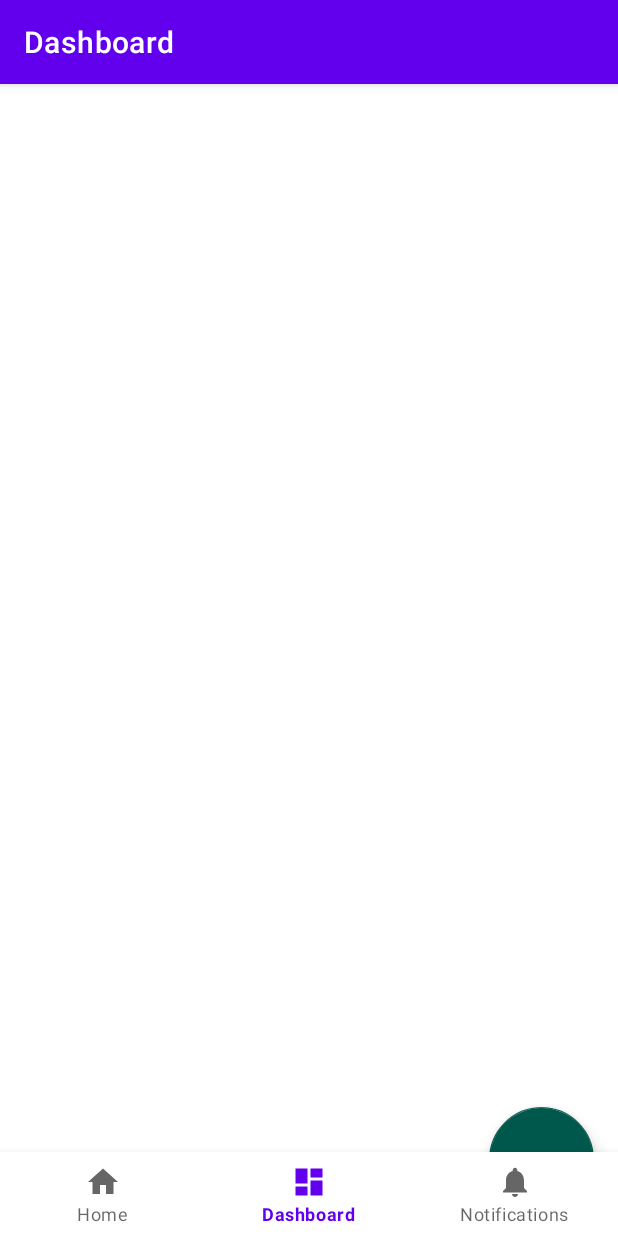
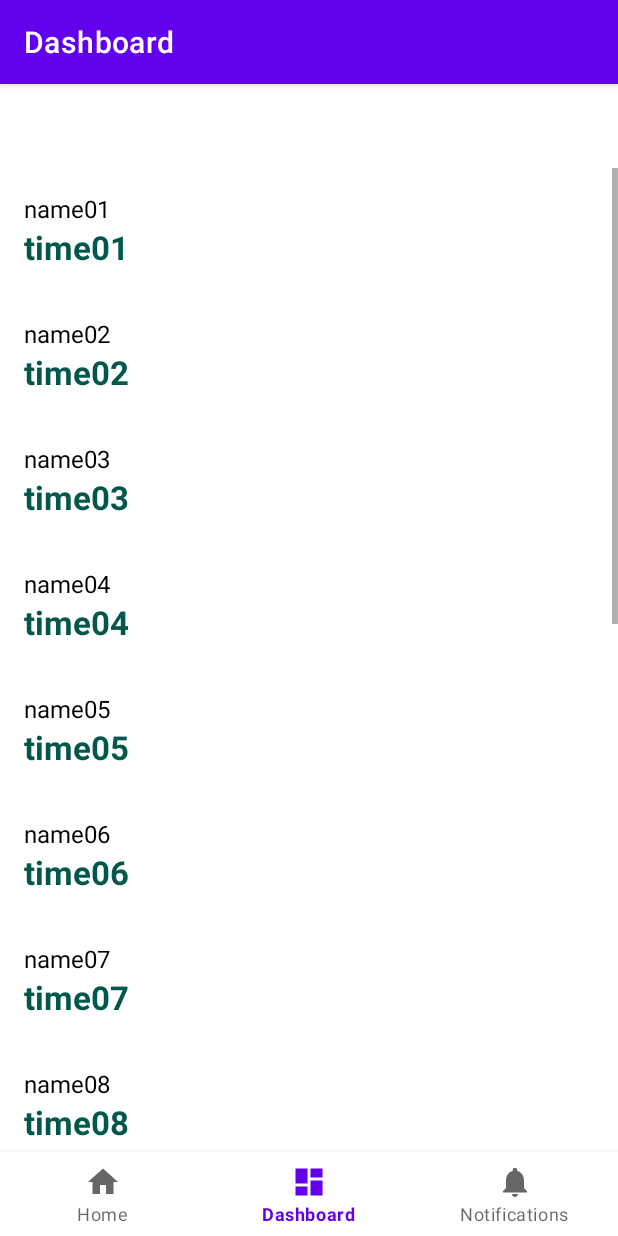
Before and after one commit to bartezzo/mmmpk, an Android app: the DashboardFragment screen opened through its navigation route, on a phone screen of 412 x 824 dp. Run offline under Robolectric (Android 15) with nearby library versions, the phone set to English and light mode, and no system bars; our stand-ins replace RxJava, navigation-ui; libraries missing offline, so code that uses them is left out: com.jakewharton.rxbinding2; 1 statement that could not run was skipped.

Commit message:
dashboard view

```diff
--- /dev/null
+++ b/app/src/main/java/com/tobzzo/mmmpk/network/ApiService.kt
@@ -0,0 +1,34 @@
+package com.tobzzo.mmmpk.network
+
+import com.tobzzo.mmmpk.ui.dashboardView.model.DepartureModel
+import io.reactivex.Observable
+
+class ApiService() : ApiServiceInterface {
+    override fun getAllDepartures(): Observable<List<DepartureModel>> {
+
+        return Observable.just(
+            listOf(
+                DepartureModel("name01", "time01"),
+                DepartureModel("name02", "time02"),
+                DepartureModel("name03", "time03"),
+                DepartureModel("name04", "time04"),
+                DepartureModel("name05", "time05"),
+                DepartureModel("name06", "time06"),
+                DepartureModel("name07", "time07"),
+                DepartureModel("name08", "time08"),
+                DepartureModel("name09", "time09"),
+                DepartureModel("name10", "time10"),
+                DepartureModel("name11", "time11"),
+                DepartureModel("name12", "time12"),
+                DepartureModel("name13", "time13"),
+                DepartureModel("name14", "time14"),
+                DepartureModel("name15", "time15"),
+                DepartureModel("name16", "time16"),
+                DepartureModel("name17", "time17"),
+                DepartureModel("name18", "time18"),
+                DepartureModel("name19", "time19"),
+                DepartureModel("name20", "time20")
+            )
+        )
+    }
+}
--- a/app/src/main/java/com/tobzzo/mmmpk/ui/dashboard/network/ApiServiceInterface.kt
+++ b/app/src/main/java/com/tobzzo/mmmpk/network/ApiServiceInterface.kt
@@ -1,6 +1,6 @@
-package com.tobzzo.mmmpk.ui.dashboard.network
+package com.tobzzo.mmmpk.network
 
-import com.tobzzo.mmmpk.ui.dashboard.model.DepartureModel
+import com.tobzzo.mmmpk.ui.dashboardView.model.DepartureModel
 import io.reactivex.Observable
 
 interface ApiServiceInterface {
--- a/app/src/main/java/com/tobzzo/mmmpk/ui/dashboard/DashboardFragment.kt
+++ /dev/null
@@ -1,83 +0,0 @@
-package com.tobzzo.mmmpk.ui.dashboard
-
-import android.os.Bundle
-import android.view.LayoutInflater
-import android.view.View
-import android.view.ViewGroup
-import androidx.fragment.app.Fragment
-import androidx.lifecycle.ViewModelProviders
-import androidx.recyclerview.widget.LinearLayoutManager
-import com.google.android.material.snackbar.Snackbar
-import com.jakewharton.rxbinding2.view.clicks
-import com.tobzzo.mmmpk.R
-import com.tobzzo.mmmpk.helpers.ErrorMessage
-import com.tobzzo.mmmpk.helpers.observeOnMainThread
-import com.tobzzo.mmmpk.helpers.show
-import com.tobzzo.mmmpk.helpers.subscribe
-import com.tobzzo.mmmpk.ui.dashboard.model.DepartureModel
-import com.tobzzo.mmmpk.ui.dashboard.view.DeparturesRecyclerAdapter
-import io.reactivex.disposables.Disposable
-import kotlinx.android.synthetic.main.fragment_dashboard.*
-
-class DashboardFragment : Fragment() {
-
-    private val viewModel by lazy {
-        ViewModelProviders.of(this).get(DashboardViewModel::class.java)
-    }
-    private var disposable: Disposable? = null
-    private var linearLayoutManager = LinearLayoutManager(context)
-
-    override fun onCreateView(
-        inflater: LayoutInflater,
-        container: ViewGroup?,
-        savedInstanceState: Bundle?
-    ): View? {
-        return inflater.inflate(R.layout.fragment_dashboard, container, false)
-    }
-
-    override fun onViewCreated(view: View, savedInstanceState: Bundle?) {
-        super.onViewCreated(view, savedInstanceState)
-
-        createView()
-    }
-
-    private fun createView() {
-        bindUIData()
-        bindUIGestures()
-        setupRecyclerView()
-    }
-
-    private fun setupRecyclerView() {
-        recyclerView.layoutManager = linearLayoutManager
-    }
-
-    private fun bindUIGestures() {
-        disposable = downloadButton.clicks()
-            .observeOnMainThread()
-            .subscribe{
-                viewModel.getDeparturesData()
-            }
-    }
-
-    private fun bindUIData() {
-        viewModel.departures.subscribe(this, ::showAllDepartures)
-        viewModel.progress.subscribe(this, ::updateProgress)
-        viewModel.errors.subscribe(this, ::showErrorMessage)
-    }
-
-    private fun showAllDepartures(departures: List<DepartureModel>) {
-        recyclerView.adapter = DeparturesRecyclerAdapter(departures)
-    }
-
-    private fun updateProgress(isDownloading: Boolean) {
-        progressBar.show(isDownloading)
-    }
-
-    private fun showErrorMessage(error: ErrorMessage) {
-        Snackbar.make(
-            rootLayout,
-            error.getMessage(),
-            Snackbar.LENGTH_SHORT
-        ).show()
-    }
-}
--- a/app/src/main/java/com/tobzzo/mmmpk/ui/dashboard/DashboardViewModel.kt
+++ /dev/null
@@ -1,49 +0,0 @@
-package com.tobzzo.mmmpk.ui.dashboard
-
-import androidx.lifecycle.LiveData
-import androidx.lifecycle.MutableLiveData
-import androidx.lifecycle.ViewModel
-import com.tobzzo.mmmpk.helpers.*
-import com.tobzzo.mmmpk.ui.dashboard.model.DepartureModel
-import com.tobzzo.mmmpk.ui.dashboard.network.ApiService
-import com.tobzzo.mmmpk.ui.dashboard.network.ApiServiceInterface
-import io.reactivex.disposables.Disposable
-
-class DashboardViewModel(
-    private val apiService: ApiServiceInterface = ApiService()
-) : ViewModel(), DashboardViewModelInterface {
-
-    override val departures: LiveData<List<DepartureModel>>
-        get() = departuresData
-
-    override val progress: LiveData<Boolean>
-        get() = progressData
-
-    override val errors: LiveData<ErrorMessage>
-        get() = errorsData
-
-    override val departuresCount: Int
-        get() = departuresData.value?.count() ?: 0
-
-    private val departuresData = MutableLiveData<List<DepartureModel>>()
-    private val progressData = MutableLiveData<Boolean>(false)
-    private val errorsData = MutableLiveData<ErrorMessage>()
-
-    private var disposable: Disposable? = null
-    override fun getDeparturesData() {
-        disposable?.dispose()
-        disposable = apiService.getAllDepartures()
-            .subscribeOnIOThread()
-            .observeOnMainThread()
-            .withProgress(progressData)
-            .showErrorMessages(errorsData)
-            .subscribe {
-                departuresData.value = it
-            }
-    }
-
-    override fun onCleared() {
-        disposable?.dispose()
-        super.onCleared()
-    }
-}
--- a/app/src/main/java/com/tobzzo/mmmpk/ui/dashboard/network/ApiService.kt
+++ /dev/null
@@ -1,17 +0,0 @@
-package com.tobzzo.mmmpk.ui.dashboard.network
-
-import com.tobzzo.mmmpk.ui.dashboard.model.DepartureModel
-import io.reactivex.Observable
-
-class ApiService() : ApiServiceInterface {
-    override fun getAllDepartures(): Observable<List<DepartureModel>> {
-
-        return Observable.just(
-            listOf(
-                DepartureModel("name1", "time1"),
-                DepartureModel("name2", "time2"),
-                DepartureModel("name3", "time3")
-            )
-        )
-    }
-}
--- a/app/src/main/java/com/tobzzo/mmmpk/ui/dashboard/model/DepartureModel.kt
+++ b/app/src/main/java/com/tobzzo/mmmpk/ui/dashboardView/model/DepartureModel.kt
@@ -1,4 +1,4 @@
-package com.tobzzo.mmmpk.ui.dashboard.model
+package com.tobzzo.mmmpk.ui.dashboardView.model
 
 data class DepartureModel(
     val name: String = "EMPTY_NAME",
--- /dev/null
+++ b/app/src/main/java/com/tobzzo/mmmpk/ui/dashboardView/view/DashboardFragment.kt
@@ -0,0 +1,85 @@
+package com.tobzzo.mmmpk.ui.dashboardView.view
+
+import android.os.Bundle
+import android.view.LayoutInflater
+import android.view.View
+import android.view.ViewGroup
+import androidx.fragment.app.Fragment
+import androidx.lifecycle.ViewModelProviders
+import androidx.recyclerview.widget.LinearLayoutManager
+import com.google.android.material.snackbar.Snackbar
+import com.jakewharton.rxbinding2.view.clicks
+import com.tobzzo.mmmpk.R
+import com.tobzzo.mmmpk.helpers.ErrorMessage
+import com.tobzzo.mmmpk.helpers.observeOnMainThread
+import com.tobzzo.mmmpk.helpers.show
+import com.tobzzo.mmmpk.helpers.subscribe
+import com.tobzzo.mmmpk.ui.dashboardView.model.DepartureModel
+import com.tobzzo.mmmpk.ui.dashboardView.viewModel.DashboardViewModel
+import io.reactivex.disposables.Disposable
+import kotlinx.android.synthetic.main.fragment_dashboard.*
+
+class DashboardFragment : Fragment() {
+
+    private val viewModel by lazy {
+        ViewModelProviders.of(this).get(DashboardViewModel::class.java)
+    }
+    private var disposable: Disposable? = null
+    private var linearLayoutManager = LinearLayoutManager(context)
+
+    override fun onCreateView(
+        inflater: LayoutInflater,
+        container: ViewGroup?,
+        savedInstanceState: Bundle?
+    ): View? {
+        return inflater.inflate(R.layout.fragment_dashboard, container, false)
+    }
+
+    override fun onViewCreated(view: View, savedInstanceState: Bundle?) {
+        super.onViewCreated(view, savedInstanceState)
+
+        createView()
+    }
+
+    private fun createView() {
+        bindUIData()
+        bindUIGestures()
+        setupRecyclerView()
+
+        viewModel.getDeparturesData()
+    }
+
+    private fun setupRecyclerView() {
+        recyclerView.layoutManager = linearLayoutManager
+    }
+
+    private fun bindUIGestures() {
+        disposable = downloadButton.clicks()
+            .observeOnMainThread()
+            .subscribe{
+                viewModel.getDeparturesData()
+            }
+    }
+
+    private fun bindUIData() {
+        viewModel.departures.subscribe(this, ::showAllDepartures)
+        viewModel.progress.subscribe(this, ::updateProgress)
+        viewModel.errors.subscribe(this, ::showErrorMessage)
+    }
+
+    private fun showAllDepartures(departures: List<DepartureModel>) {
+        recyclerView.adapter = DeparturesRecyclerAdapter(departures)
+    }
+
+    private fun updateProgress(isDownloading: Boolean) {
+        progressBar.show(isDownloading)
+    }
+
+    private fun showErrorMessage(error: ErrorMessage) {
+        Snackbar.make(
+            rootLayout,
+            error.getMessage(),
+            Snackbar.LENGTH_SHORT
+        ).show()
+    }
+}
--- a/app/src/main/java/com/tobzzo/mmmpk/ui/dashboard/view/DeparturesHolder.kt
+++ b/app/src/main/java/com/tobzzo/mmmpk/ui/dashboardView/view/DeparturesHolder.kt
@@ -1,8 +1,8 @@
-package com.tobzzo.mmmpk.ui.dashboard.view
+package com.tobzzo.mmmpk.ui.dashboardView.view
 
 import android.view.View
 import androidx.recyclerview.widget.RecyclerView
-import com.tobzzo.mmmpk.ui.dashboard.model.DepartureModel
+import com.tobzzo.mmmpk.ui.dashboardView.model.DepartureModel
 import kotlinx.android.synthetic.main.departurees_recyclerview_item_row.view.*
 
 class DeparturesHolder(v: View): RecyclerView.ViewHolder(v), View.OnClickListener {
--- a/app/src/main/java/com/tobzzo/mmmpk/ui/dashboard/view/DeparturesRecyclerAdapter.kt
+++ b/app/src/main/java/com/tobzzo/mmmpk/ui/dashboardView/view/DeparturesRecyclerAdapter.kt
@@ -1,10 +1,10 @@
-package com.tobzzo.mmmpk.ui.dashboard.view
+package com.tobzzo.mmmpk.ui.dashboardView.view
 
 import android.view.ViewGroup
 import androidx.recyclerview.widget.RecyclerView
 import com.tobzzo.mmmpk.R
 import com.tobzzo.mmmpk.helpers.inflate
-import com.tobzzo.mmmpk.ui.dashboard.model.DepartureModel
+import com.tobzzo.mmmpk.ui.dashboardView.model.DepartureModel
 
 class DeparturesRecyclerAdapter(private val departures: List<DepartureModel>) :
     RecyclerView.Adapter<DeparturesHolder>() {
--- /dev/null
+++ b/app/src/main/java/com/tobzzo/mmmpk/ui/dashboardView/viewModel/DashboardViewModel.kt
@@ -0,0 +1,49 @@
+package com.tobzzo.mmmpk.ui.dashboardView.viewModel
+
+import androidx.lifecycle.LiveData
+import androidx.lifecycle.MutableLiveData
+import androidx.lifecycle.ViewModel
+import com.tobzzo.mmmpk.helpers.*
+import com.tobzzo.mmmpk.ui.dashboardView.model.DepartureModel
+import com.tobzzo.mmmpk.network.ApiService
+import com.tobzzo.mmmpk.network.ApiServiceInterface
+import io.reactivex.disposables.Disposable
+
+class DashboardViewModel(
+    private val apiService: ApiServiceInterface = ApiService()
+) : ViewModel(), DashboardViewModelInterface {
+
+    override val departures: LiveData<List<DepartureModel>>
+        get() = departuresData
+
+    override val progress: LiveData<Boolean>
+        get() = progressData
+
+    override val errors: LiveData<ErrorMessage>
+        get() = errorsData
+
+    override val departuresCount: Int
+        get() = departuresData.value?.count() ?: 0
+
+    private val departuresData = MutableLiveData<List<DepartureModel>>()
+    private val progressData = MutableLiveData<Boolean>(false)
+    private val errorsData = MutableLiveData<ErrorMessage>()
+
+    private var disposable: Disposable? = null
+    override fun getDeparturesData() {
+        disposable?.dispose()
+        disposable = apiService.getAllDepartures()
+            .subscribeOnIOThread()
+            .observeOnMainThread()
+            .withProgress(progressData)
+            .showErrorMessages(errorsData)
+            .subscribe {
+                departuresData.value = it
+            }
+    }
+
+    override fun onCleared() {
+        disposable?.dispose()
+        super.onCleared()
+    }
+}
--- a/app/src/main/java/com/tobzzo/mmmpk/ui/dashboard/DashboardViewModelInterface.kt
+++ b/app/src/main/java/com/tobzzo/mmmpk/ui/dashboardView/viewModel/DashboardViewModelInterface.kt
@@ -1,8 +1,8 @@
-package com.tobzzo.mmmpk.ui.dashboard
+package com.tobzzo.mmmpk.ui.dashboardView.viewModel
 
 import androidx.lifecycle.LiveData
 import com.tobzzo.mmmpk.helpers.ErrorMessage
-import com.tobzzo.mmmpk.ui.dashboard.model.DepartureModel
+import com.tobzzo.mmmpk.ui.dashboardView.model.DepartureModel
 
 interface DashboardViewModelInterface {
     val departures: LiveData<List<DepartureModel>>
--- a/app/src/main/res/layout/fragment_dashboard.xml
+++ b/app/src/main/res/layout/fragment_dashboard.xml
@@ -5,25 +5,17 @@
     android:id="@+id/rootLayout"
     android:layout_width="match_parent"
     android:layout_height="match_parent"
-    tools:context=".ui.dashboard.DashboardFragment">
+    tools:context=".ui.dashboardView.view.DashboardFragment">
 
     <androidx.recyclerview.widget.RecyclerView
         android:id="@+id/recyclerView"
         android:layout_width="match_parent"
         android:layout_height="match_parent"
-        android:scrollbars="vertical" />
-
-    <com.google.android.material.floatingactionbutton.FloatingActionButton
-        android:id="@+id/downloadButton"
-        android:layout_width="70dp"
-        android:layout_height="70dp"
-        android:layout_marginEnd="16dp"
-        android:layout_marginBottom="16dp"
-        android:clickable="true"
-        app:backgroundTint="#00574B"
-        app:fabSize="normal"
+        android:scrollbars="vertical"
         app:layout_constraintBottom_toBottomOf="parent"
-        app:layout_constraintEnd_toEndOf="@+id/recyclerView" />
+        app:layout_constraintEnd_toEndOf="parent"
+        app:layout_constraintStart_toStartOf="parent"
+        app:layout_constraintTop_toTopOf="parent" />
 
     <ProgressBar
         android:id="@+id/progressBar"
--- a/app/src/main/res/navigation/mobile_navigation.xml
+++ b/app/src/main/res/navigation/mobile_navigation.xml
@@ -13,7 +13,7 @@
 
   <fragment
       android:id="@+id/navigation_dashboard"
-      android:name="com.tobzzo.mmmpk.ui.dashboard.DashboardFragment"
+      android:name="com.tobzzo.mmmpk.ui.dashboardView.view.DashboardFragment"
       android:label="@string/title_dashboard"
       tools:layout="@layout/fragment_dashboard" />
 
--- a/app/src/main/res/values/strings.xml
+++ b/app/src/main/res/values/strings.xml
@@ -3,4 +3,5 @@
   <string name="title_home">Home</string>
   <string name="title_dashboard">Dashboard</string>
   <string name="title_notifications">Notifications</string>
+    <string name="download_button">Download Button</string>
 </resources>
```
